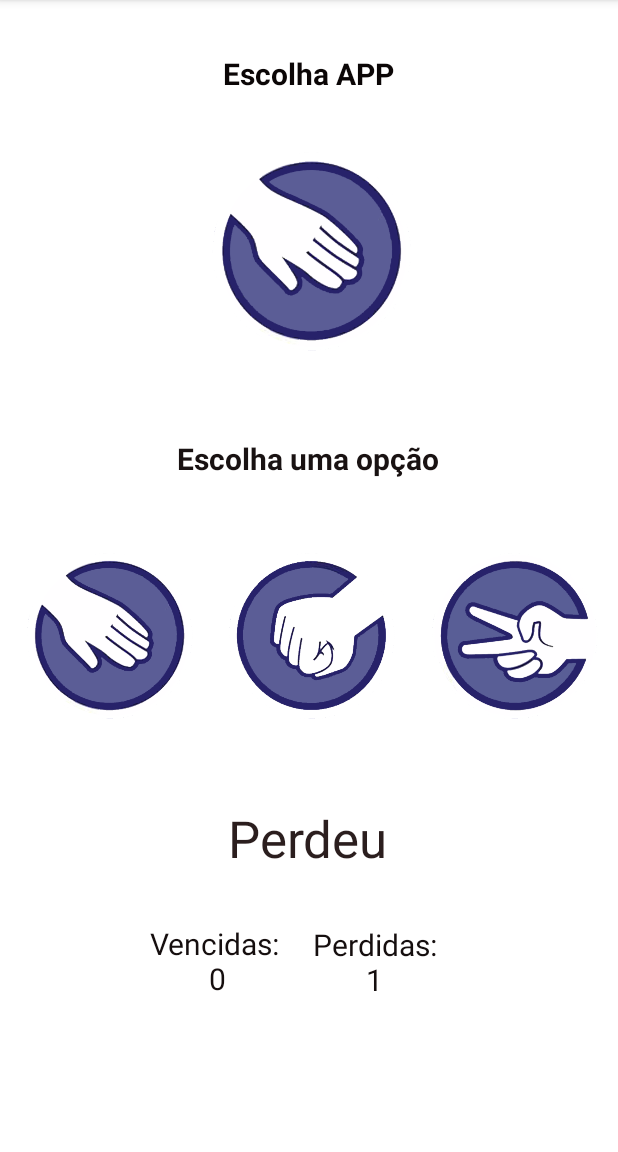
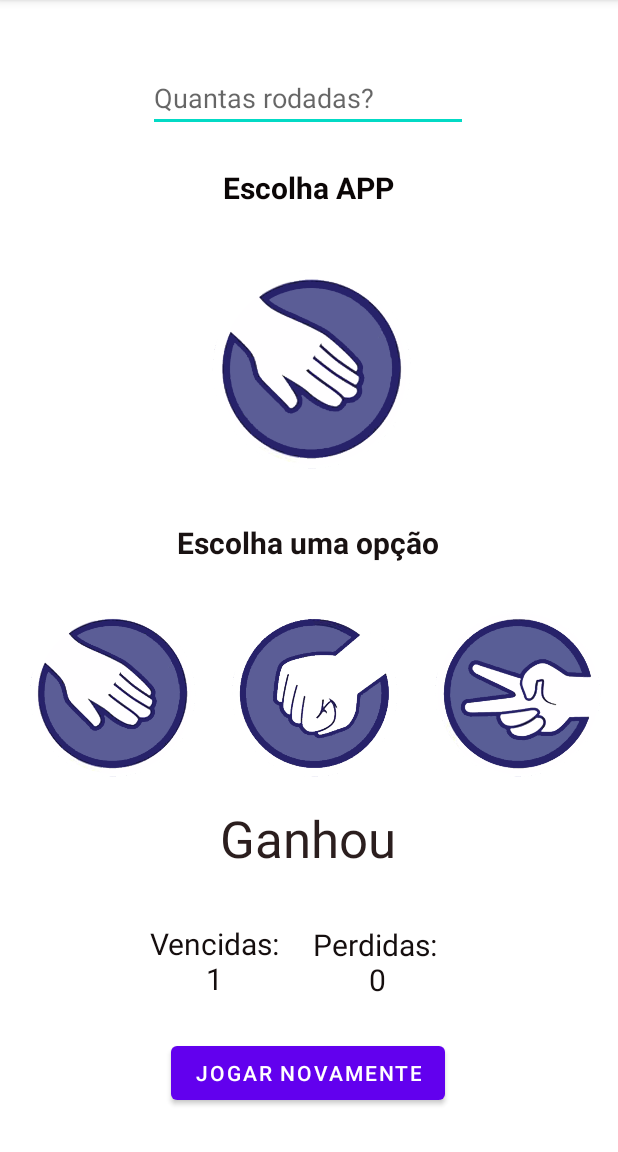
Before and after one commit to VitorToku/DesafioJokenpoVinicius, an Android app: the screen it shows after launch (MainActivity), after a tap on an icon or button, on a phone screen of 412 x 824 dp, the part 84-1236 px from its top. Run offline under Robolectric (Android 15) with nearby library versions, the phone set to English and light mode, and no system bars; 1 statement that could not run was skipped; 2 other taps on this screen came first.

Commit message:
add limpar e rodadas

```diff
--- a/app/src/main/java/br/edu/estudofecap/jokenpo/MainActivity.java
+++ b/app/src/main/java/br/edu/estudofecap/jokenpo/MainActivity.java
@@ -4,14 +4,17 @@ import androidx.appcompat.app.AppCompatActivity;
 
 import android.os.Bundle;
 import android.view.View;
+import android.widget.EditText;
 import android.widget.ImageView;
 import android.widget.TextView;
 
 import java.util.Random;
 
 public class MainActivity extends AppCompatActivity {
+
     TextView resultado, ganhadas, perdidas;
-    int placarVencidas, placarPerdidas;
+    EditText inputRodadas;
+    int placarVencidas, placarPerdidas, numeroJogadas, numeroRodadas;
 
     ImageView imgApp;
     @Override
@@ -24,10 +27,11 @@ public class MainActivity extends AppCompatActivity {
 
         ganhadas = findViewById(R.id.txtPlacarGanhou);
         perdidas = findViewById(R.id.txtPlacarPerdeu);
+        inputRodadas = findViewById(R.id.inputRodadas);
 
         placarVencidas = 0;
         placarPerdidas = 0;
-
+        numeroJogadas = 0;
     }
     public void selecPedra(View view){
         this.opcaoSelec("pedra");
@@ -40,17 +44,22 @@ public class MainActivity extends AppCompatActivity {
     }
 
     public void opcaoSelec(String opcaoSelec){
-        int numero = new Random().nextInt(3);
-        String[] opcoes = {"pedra","papel","tesoura"};
+        numeroRodadas = Integer.parseInt(inputRodadas.getText().toString());
+        if(podeJogar()){
+            int numero = new Random().nextInt(3);
+            String[] opcoes = {"pedra","papel","tesoura"};
 
-        String opcaoApp = opcoes[numero];
-        compararJogo(opcaoApp, opcaoSelec);
-        setarImagemApp(opcaoApp);
+            String opcaoApp = opcoes[numero];
+            compararJogo(opcaoApp, opcaoSelec);
+            setarImagemApp(opcaoApp);
+        }
+        numeroJogadas++;
+
     }
 
     public void compararJogo(String opcaoApp, String opcaoJogador){
         if(opcaoJogador == opcaoApp){
-            perdeu();
+            resultado.setText("Empate");
         }else if(opcaoJogador == "pedra" && opcaoApp == "papel"){
             perdeu();
         }else if(opcaoJogador == "papel" && opcaoApp == "tesoura"){
@@ -87,4 +96,20 @@ public class MainActivity extends AppCompatActivity {
         resultado.setText("Perdeu");
         perdidas.setText("Perdidas:\n" + placarPerdidas);
     }
+    public boolean podeJogar(){
+        if(numeroJogadas <= numeroRodadas){
+            return true;
+        }
+        return false;
+    }
+
+    public void limpar(View view){
+        placarVencidas = 0;
+        placarPerdidas = 0;
+        numeroJogadas = 0;
+        imgApp.setImageResource(R.drawable.padrao);
+        resultado.setText("Resultado");
+        ganhadas.setText("Vencidas:\n" + placarVencidas);
+        perdidas.setText("Perdidas:\n" + placarPerdidas);
+    }
 }
--- a/app/src/main/res/layout/activity_main.xml
+++ b/app/src/main/res/layout/activity_main.xml
@@ -20,7 +20,7 @@
         app:layout_constraintHorizontal_bias="0.498"
         app:layout_constraintStart_toStartOf="parent"
         app:layout_constraintTop_toTopOf="parent"
-        app:layout_constraintVertical_bias="0.048" />
+        app:layout_constraintVertical_bias="0.15" />
 
     <ImageView
         android:id="@+id/imgNeutro"
@@ -31,7 +31,7 @@
         app:layout_constraintHorizontal_bias="0.498"
         app:layout_constraintStart_toStartOf="parent"
         app:layout_constraintTop_toTopOf="parent"
-        app:layout_constraintVertical_bias="0.15"
+        app:layout_constraintVertical_bias="0.277"
         app:srcCompat="@drawable/padrao" />
 
     <TextView
@@ -47,7 +47,33 @@
         app:layout_constraintHorizontal_bias="0.497"
         app:layout_constraintStart_toStartOf="parent"
         app:layout_constraintTop_toTopOf="parent"
-        app:layout_constraintVertical_bias="0.394" />
+        app:layout_constraintVertical_bias="0.47" />
+
+    <ImageView
+        android:id="@+id/imgTesoura"
+        android:layout_width="125dp"
+        android:layout_height="125dp"
+        android:onClick="selecTesoura"
+        app:layout_constraintBottom_toBottomOf="parent"
+        app:layout_constraintEnd_toEndOf="parent"
+        app:layout_constraintHorizontal_bias="0.979"
+        app:layout_constraintStart_toStartOf="parent"
+        app:layout_constraintTop_toTopOf="parent"
+        app:layout_constraintVertical_bias="0.622"
+        app:srcCompat="@drawable/img_tesoura" />
+
+    <ImageView
+        android:id="@+id/imgPapel"
+        android:layout_width="125dp"
+        android:layout_height="125dp"
+        android:onClick="selecPapel"
+        app:layout_constraintBottom_toBottomOf="parent"
+        app:layout_constraintEnd_toEndOf="parent"
+        app:layout_constraintHorizontal_bias="0.038"
+        app:layout_constraintStart_toStartOf="parent"
+        app:layout_constraintTop_toTopOf="parent"
+        app:layout_constraintVertical_bias="0.622"
+        app:srcCompat="@drawable/img_papel" />
 
     <ImageView
         android:id="@+id/imgPedra"
@@ -56,36 +82,11 @@
         android:onClick="selecPedra"
         app:layout_constraintBottom_toBottomOf="parent"
         app:layout_constraintEnd_toEndOf="parent"
+        app:layout_constraintHorizontal_bias="0.506"
         app:layout_constraintStart_toStartOf="parent"
         app:layout_constraintTop_toTopOf="parent"
-        app:layout_constraintVertical_bias="0.562"
+        app:layout_constraintVertical_bias="0.622"
         app:srcCompat="@drawable/img_pedra" />
-
-    <ImageView
-        android:id="@+id/imgPapel"
-        android:layout_width="125dp"
-        android:layout_height="125dp"
-        android:onClick="selecPapel"
-        app:layout_constraintBottom_toBottomOf="parent"
-        app:layout_constraintEnd_toEndOf="parent"
-        app:layout_constraintHorizontal_bias="0.031"
-        app:layout_constraintStart_toStartOf="parent"
-        app:layout_constraintTop_toTopOf="parent"
-        app:layout_constraintVertical_bias="0.562"
-        app:srcCompat="@drawable/img_papel" />
-
-    <ImageView
-        android:id="@+id/imgTesoura"
-        android:layout_width="125dp"
-        android:layout_height="125dp"
-        android:onClick="selecTesoura"
-        app:layout_constraintBottom_toBottomOf="parent"
-        app:layout_constraintEnd_toEndOf="parent"
-        app:layout_constraintHorizontal_bias="0.972"
-        app:layout_constraintStart_toStartOf="parent"
-        app:layout_constraintTop_toTopOf="parent"
-        app:layout_constraintVertical_bias="0.562"
-        app:srcCompat="@drawable/img_tesoura" />
 
     <TextView
         android:id="@+id/txtResultado"
@@ -130,4 +131,32 @@
         app:layout_constraintStart_toStartOf="parent"
         app:layout_constraintTop_toTopOf="parent"
         app:layout_constraintVertical_bias="0.859" />
+
+    <Button
+        android:id="@+id/btnReset"
+        android:layout_width="wrap_content"
+        android:layout_height="wrap_content"
+        android:onClick="limpar"
+        android:text="Jogar novamente"
+        android:visibility="visible"
+        app:layout_constraintBottom_toBottomOf="parent"
+        app:layout_constraintEnd_toEndOf="parent"
+        app:layout_constraintHorizontal_bias="0.498"
+        app:layout_constraintStart_toStartOf="parent"
+        app:layout_constraintTop_toTopOf="parent"
+        app:layout_constraintVertical_bias="0.96" />
+
+    <EditText
+        android:id="@+id/inputRodadas"
+        android:layout_width="wrap_content"
+        android:layout_height="wrap_content"
+        android:ems="10"
+        android:hint="Quantas rodadas?"
+        android:inputType="number"
+        app:layout_constraintBottom_toBottomOf="parent"
+        app:layout_constraintEnd_toEndOf="parent"
+        app:layout_constraintHorizontal_bias="0.497"
+        app:layout_constraintStart_toStartOf="parent"
+        app:layout_constraintTop_toTopOf="parent"
+        app:layout_constraintVertical_bias="0.059" />
 </androidx.constraintlayout.widget.ConstraintLayout>
```
